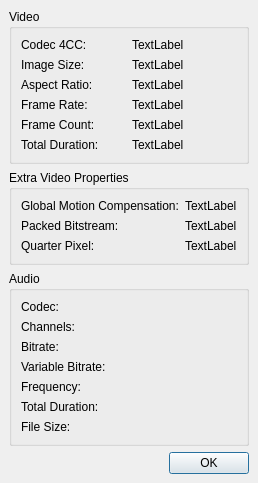
This is branches/avidemux_2.4_branch/avidemux/ADM_userInterfaces/ADM_QT4/ADM_dialog/props.ui in BackupTheBerlios/avidemux-svn as Qt 5 draws it before an edit. The edited form follows.
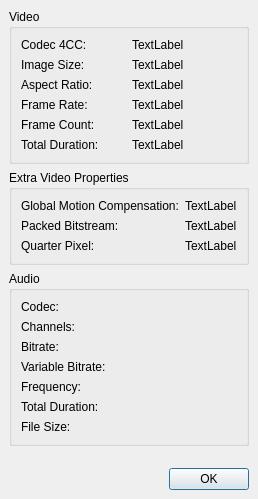
This is the edited form.

Commit message: [Qt] use a ButtonBox on various dialogs

The edit to the form file:
```diff
--- a/branches/avidemux_2.4_branch/avidemux/ADM_userInterfaces/ADM_QT4/ADM_dialog/props.ui
+++ b/branches/avidemux_2.4_branch/avidemux/ADM_userInterfaces/ADM_QT4/ADM_dialog/props.ui
@@ -6,7 +6,7 @@
     <x>0</x>
     <y>0</y>
     <width>245</width>
-    <height>465</height>
+    <height>480</height>
    </rect>
   </property>
   <property name="windowTitle" >
@@ -295,23 +295,28 @@
     </widget>
    </item>
    <item>
-    <widget class="QPushButton" name="pushButton" >
-     <property name="sizePolicy" >
-      <sizepolicy>
-       <hsizetype>0</hsizetype>
-       <vsizetype>0</vsizetype>
-       <horstretch>0</horstretch>
-       <verstretch>0</verstretch>
-      </sizepolicy>
+    <spacer>
+     <property name="orientation" >
+      <enum>Qt::Vertical</enum>
      </property>
-     <property name="layoutDirection" >
-      <enum>Qt::RightToLeft</enum>
+     <property name="sizeType" >
+      <enum>QSizePolicy::Fixed</enum>
      </property>
-     <property name="text" >
-      <string>OK</string>
+     <property name="sizeHint" >
+      <size>
+       <width>20</width>
+       <height>16</height>
+      </size>
      </property>
-     <property name="default" >
-      <bool>true</bool>
+    </spacer>
+   </item>
+   <item>
+    <widget class="QDialogButtonBox" name="buttonBox" >
+     <property name="orientation" >
+      <enum>Qt::Horizontal</enum>
+     </property>
+     <property name="standardButtons" >
+      <set>QDialogButtonBox::Ok</set>
      </property>
     </widget>
    </item>
```
Left out of the diff: 12 changed lines with no effect on the pictures. The commit also changes 3 other files.
